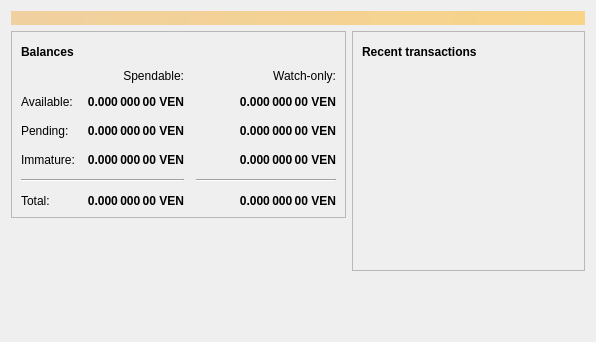
Above: src/qt/forms/overviewpage.ui from ventas-project/ventas before the change. Below: the same form after it.
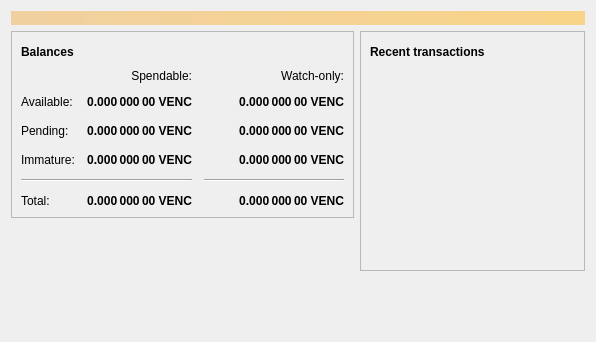
That is the form after the change. Icons and pictures are not drawn.

Commit message: change ven-> venc change reward 50 ->20

Diff of the .ui file:
```diff
--- a/src/qt/forms/overviewpage.ui
+++ b/src/qt/forms/overviewpage.ui
@@ -129,7 +129,7 @@
                <string>Unconfirmed transactions to watch-only addresses</string>
               </property>
               <property name="text">
-               <string notr="true">0.000 000 00 VEN</string>
+               <string notr="true">0.000 000 00 VENC</string>
               </property>
               <property name="alignment">
                <set>Qt::AlignRight|Qt::AlignTrailing|Qt::AlignVCenter</set>
@@ -154,7 +154,7 @@
                <string>Total of transactions that have yet to be confirmed, and do not yet count toward the spendable balance</string>
               </property>
               <property name="text">
-               <string notr="true">0.000 000 00 VEN</string>
+               <string notr="true">0.000 000 00 VENC</string>
               </property>
               <property name="alignment">
                <set>Qt::AlignRight|Qt::AlignTrailing|Qt::AlignVCenter</set>
@@ -179,7 +179,7 @@
                <string>Mined balance in watch-only addresses that has not yet matured</string>
               </property>
               <property name="text">
-               <string notr="true">0.000 000 00 VEN</string>
+               <string notr="true">0.000 000 00 VENC</string>
               </property>
               <property name="alignment">
                <set>Qt::AlignRight|Qt::AlignTrailing|Qt::AlignVCenter</set>
@@ -237,7 +237,7 @@
                <string>Mined balance that has not yet matured</string>
               </property>
               <property name="text">
-               <string notr="true">0.000 000 00 VEN</string>
+               <string notr="true">0.000 000 00 VENC</string>
               </property>
               <property name="alignment">
                <set>Qt::AlignRight|Qt::AlignTrailing|Qt::AlignVCenter</set>
@@ -282,7 +282,7 @@
                <string>Your current total balance</string>
               </property>
               <property name="text">
-               <string notr="true">0.000 000 00 VEN</string>
+               <string notr="true">0.000 000 00 VENC</string>
               </property>
               <property name="alignment">
                <set>Qt::AlignRight|Qt::AlignTrailing|Qt::AlignVCenter</set>
@@ -307,7 +307,7 @@
                <string>Current total balance in watch-only addresses</string>
               </property>
               <property name="text">
-               <string notr="true">0.000 000 00 VEN</string>
+               <string notr="true">0.000 000 00 VENC</string>
               </property>
               <property name="alignment">
                <set>Qt::AlignRight|Qt::AlignTrailing|Qt::AlignVCenter</set>
@@ -349,7 +349,7 @@
                <string>Your current spendable balance</string>
               </property>
               <property name="text">
-               <string notr="true">0.000 000 00 VEN</string>
+               <string notr="true">0.000 000 00 VENC</string>
               </property>
               <property name="alignment">
                <set>Qt::AlignRight|Qt::AlignTrailing|Qt::AlignVCenter</set>
@@ -374,7 +374,7 @@
                <string>Your current balance in watch-only addresses</string>
               </property>
               <property name="text">
-               <string notr="true">0.000 000 00 VEN</string>
+               <string notr="true">0.000 000 00 VENC</string>
               </property>
               <property name="alignment">
                <set>Qt::AlignRight|Qt::AlignTrailing|Qt::AlignVCenter</set>
```
The commit also changes 27 other files.
